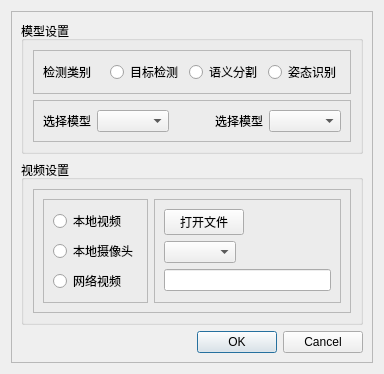
Above: ui/player_setting_dialog.ui from claudehotline/pyside6-video-player before the change. Below: the same form after it.
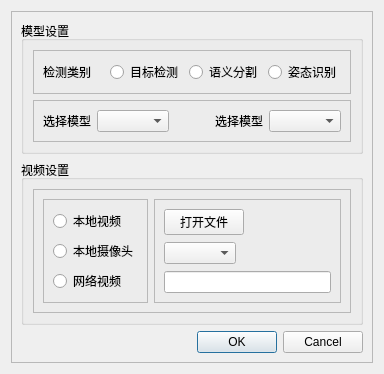
That is the form after the change.

```diff
--- a/ui/player_setting_dialog.ui
+++ b/ui/player_setting_dialog.ui
@@ -187,8 +187,8 @@
                  </property>
                 </widget>
                </item>
-               <item>
-                <widget class="QComboBox" name="comboBox">
+               <item alignment="Qt::AlignVCenter">
+                <widget class="QComboBox" name="localCamSelector">
                  <property name="sizePolicy">
                   <sizepolicy hsizetype="Fixed" vsizetype="Fixed">
                    <horstretch>0</horstretch>
```
Left out of the diff: 28 changed lines with no effect on the pictures.
